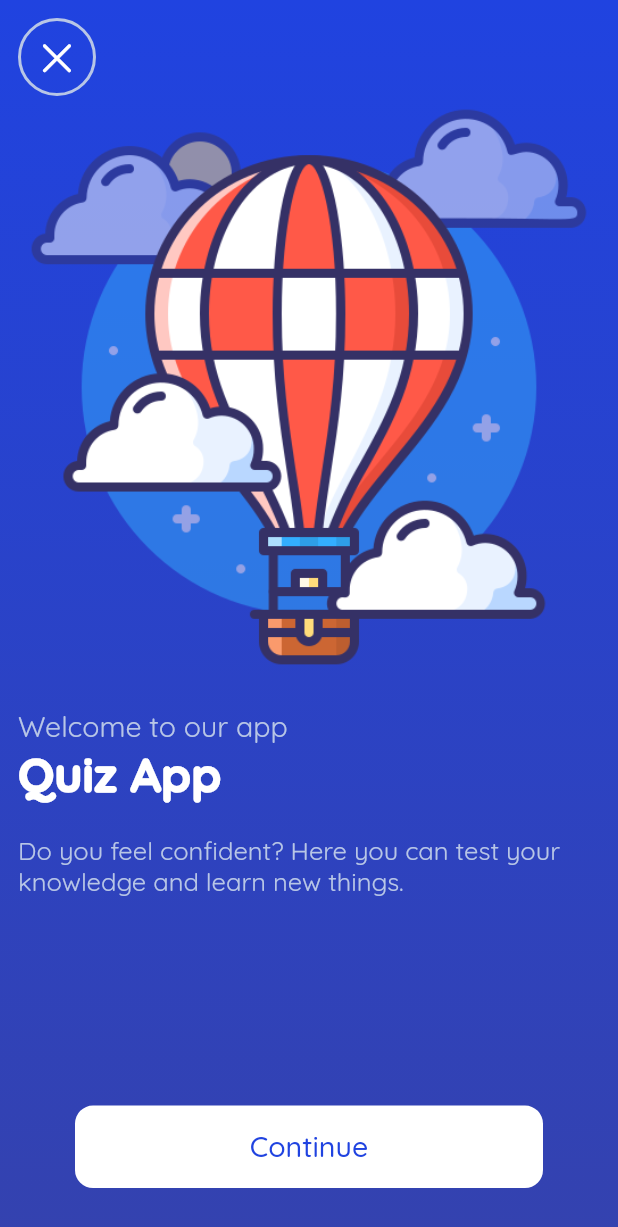
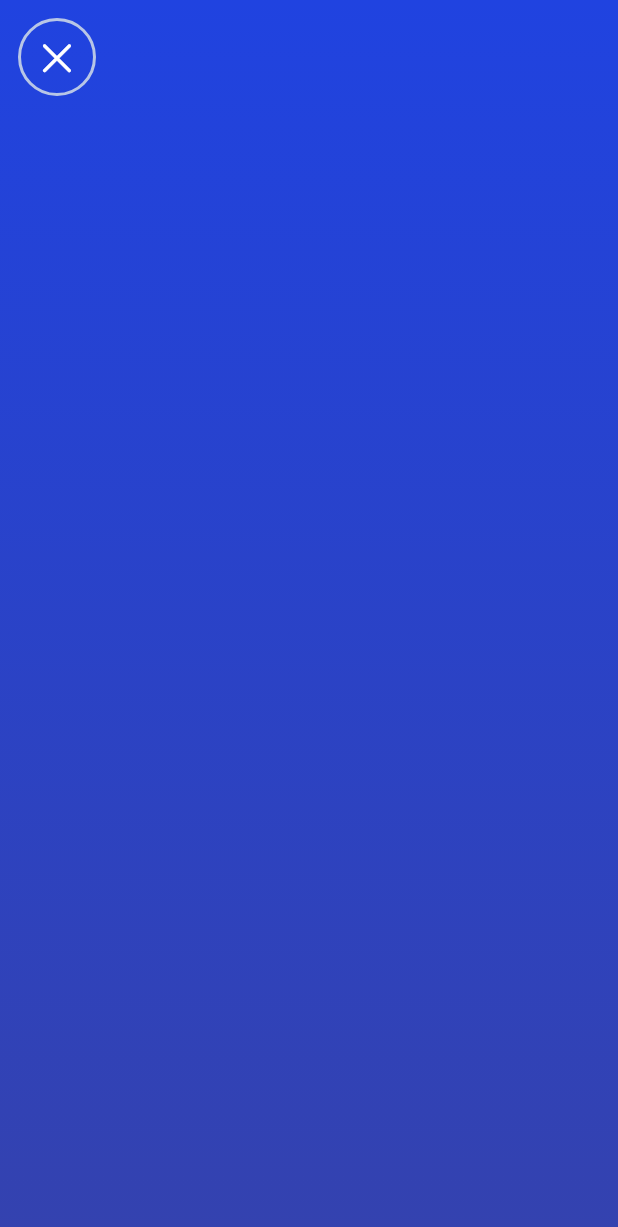
Before and after one commit to mdrabbihossen/quizzify, a Flutter app: the screen it shows after launch, after a tap on "Continue", on a phone screen of 412 x 824 dp. Shown: the top 1227 px of the screen. Run offline on Flutter 3.47's test engine with Material 2 defaults, Android fonts, the phone set to English and light mode, and no system bars; our stand-ins replace google_fonts.

Commit message:
quiz screen

```diff
--- a/lib/views/home/screens/home_screen.dart
+++ b/lib/views/home/screens/home_screen.dart
@@ -3,6 +3,7 @@ import 'package:flutter/material.dart';
 import 'package:quizzify/utils/assets.dart';
 import 'package:quizzify/utils/colors.dart';
 import 'package:quizzify/utils/text_styles.dart';
+import 'package:quizzify/views/quiz/quiz_screen.dart';
 
 class HomeScreen extends StatelessWidget {
   const HomeScreen({Key? key}) : super(key: key);
@@ -76,7 +77,14 @@ class HomeScreen extends StatelessWidget {
               Align(
                 alignment: Alignment.center,
                 child: ElevatedButton(
-                  onPressed: () {},
+                  onPressed: () {
+                    Navigator.push(
+                      context,
+                      MaterialPageRoute(
+                        builder: (context) => const QuizScreen(),
+                      ),
+                    );
+                  },
                   style: ElevatedButton.styleFrom(
                     elevation: 0,
                     shape: RoundedRectangleBorder(
--- a/lib/views/quiz/quiz_screen.dart
+++ b/lib/views/quiz/quiz_screen.dart
@@ -0,0 +1,56 @@
+import 'package:flutter/cupertino.dart';
+import 'package:flutter/material.dart';
+import 'package:quizzify/utils/colors.dart';
+
+class QuizScreen extends StatelessWidget {
+  const QuizScreen({Key? key}) : super(key: key);
+
+  @override
+  Widget build(BuildContext context) {
+    return Scaffold(
+      body: SafeArea(
+        child: Container(
+          padding: const EdgeInsets.all(12),
+          width: double.infinity,
+          height: double.infinity,
+          decoration: const BoxDecoration(
+            gradient: LinearGradient(
+              begin: Alignment.topCenter,
+              end: Alignment.bottomCenter,
+              colors: [
+                AppColors.blue,
+                AppColors.darkBlue,
+              ],
+            ),
+          ),
+          child: Column(
+            children: [
+              Row(
+                children: [
+                  Container(
+                    decoration: BoxDecoration(
+                      color: Colors.transparent,
+                      border: Border.all(
+                        color: AppColors.lightGrey,
+                        width: 2,
+                      ),
+                      shape: BoxShape.circle,
+                    ),
+                    child: IconButton(
+                      onPressed: () {},
+                      icon: const Icon(
+                        CupertinoIcons.xmark,
+                        size: 28,
+                        color: Colors.white,
+                      ),
+                    ),
+                  ),
+                ],
+              )
+            ],
+          ),
+        ),
+      ),
+    );
+  }
+}
```
